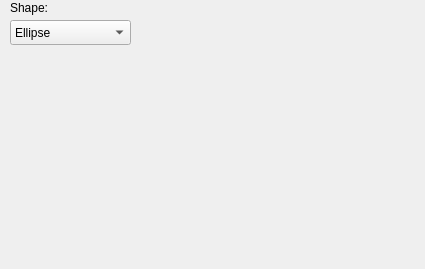
Old version of the form krita/plugins/paintops/gridbrush/wdggridbrushshapeoptions.ui in the repository KDE/krita.
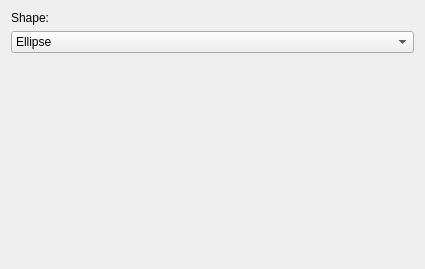
New version of the form.

Diff of the .ui file:
```diff
--- a/krita/plugins/paintops/gridbrush/wdggridbrushshapeoptions.ui
+++ b/krita/plugins/paintops/gridbrush/wdggridbrushshapeoptions.ui
@@ -22,15 +22,16 @@
     <height>200</height>
    </size>
   </property>
+  <layout class="QVBoxLayout" name="verticalLayout">
+   <item>
+    <widget class="QLabel" name="label">
+     <property name="text">
+      <string>Shape:</string>
+     </property>
+    </widget>
+   </item>
+   <item>
   <widget class="QComboBox" name="shapeCBox">
-   <property name="geometry">
-    <rect>
-     <x>10</x>
-     <y>20</y>
-     <width>121</width>
-     <height>25</height>
-    </rect>
-   </property>
    <item>
     <property name="text">
      <string>Ellipse</string>
@@ -57,19 +58,21 @@
     </property>
    </item>
   </widget>
-  <widget class="QLabel" name="label">
-   <property name="geometry">
-    <rect>
-     <x>10</x>
-     <y>0</y>
-     <width>58</width>
-     <height>16</height>
-    </rect>
-   </property>
-   <property name="text">
-    <string>Shape:</string>
-   </property>
-  </widget>
+   </item>
+   <item>
+    <spacer name="verticalSpacer">
+     <property name="orientation">
+      <enum>Qt::Vertical</enum>
+     </property>
+     <property name="sizeHint" stdset="0">
+      <size>
+       <width>20</width>
+       <height>202</height>
+      </size>
+     </property>
+    </spacer>
+   </item>
+  </layout>
  </widget>
  <resources/>
  <connections/>
```
Lines whose indentation alone changed are shown as unchanged.
